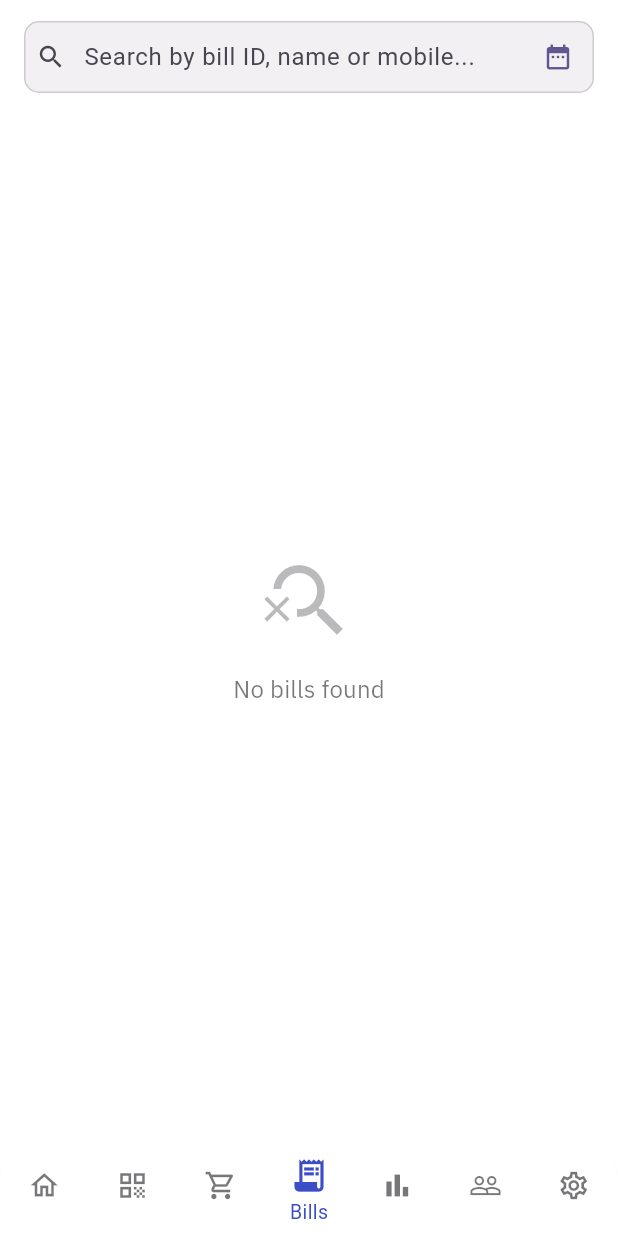
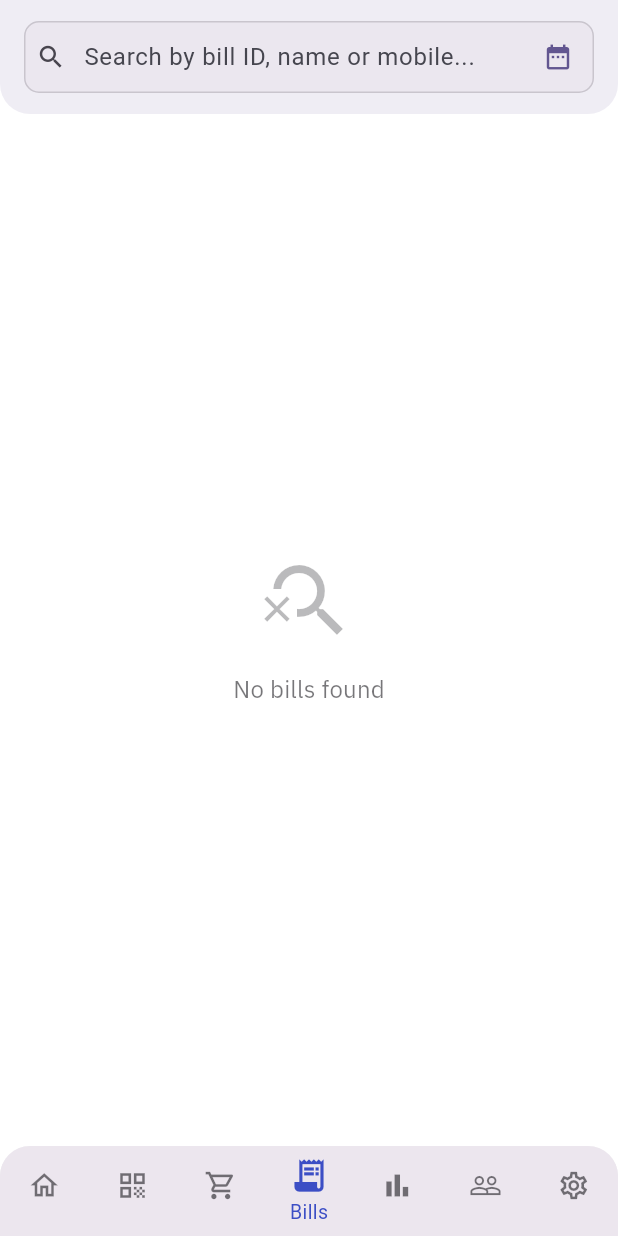
Before and after one commit to vijaykumardaha/mandyapp, a Flutter app: the HomeScreen screen opened by its route, item 4 of the bottom bar chosen, on a phone screen of 412 x 824 dp. Run offline on Flutter 3.47's test engine with Material 3 defaults, Android fonts, the phone set to English and light mode, and no system bars; our stand-ins replace bloc, connectivity_plus, dio, equatable, flutter_bloc, flutter_contacts and 9 more; missing offline and left inert: phoenix_socket, print_bluetooth_thermal; accounts and stored records are empty.

Commit message:
Appbar design improvement

```diff
--- a/lib/helpers/theme/app_theme.dart
+++ b/lib/helpers/theme/app_theme.dart
@@ -15,6 +15,13 @@ ThemeData get theme => AppTheme.theme;
 class AppTheme {
   AppTheme._();
 
+  static final ColorScheme _colorScheme = ColorScheme.fromSeed(
+    seedColor: const Color(0xff3C4EC5),
+  ).copyWith(
+    surface: const Color(0xffffffff),
+    error: const Color(0xfff0323c),
+  );
+
   static final ThemeData lightTheme = ThemeData(
     /// Brightness
     brightness: Brightness.light,
@@ -25,10 +32,10 @@ class AppTheme {
     canvasColor: const Color(0xffffffff),
 
     /// AppBar Theme
-    appBarTheme: const AppBarTheme(
-        backgroundColor: Color(0xffffffff),
-        iconTheme: IconThemeData(color: Color(0xff495057)),
-        actionsIconTheme: IconThemeData(color: Color(0xff495057))),
+    appBarTheme: AppBarTheme(
+        backgroundColor: _colorScheme.surfaceContainer,
+        iconTheme: const IconThemeData(color: Color(0xff495057)),
+        actionsIconTheme: const IconThemeData(color: Color(0xff495057))),
 
     /// Card Theme
     cardTheme: const CardThemeData(color: Color(0xffffffff)),
@@ -126,9 +133,7 @@ class AppTheme {
     splashColor: Colors.white.withAlpha(100),
     indicatorColor: const Color(0xffeeeeee),
     highlightColor: const Color(0xffeeeeee),
-    colorScheme: ColorScheme.fromSeed(seedColor: const Color(0xff3C4EC5))
-        .copyWith(surface: const Color(0xffffffff))
-        .copyWith(error: const Color(0xfff0323c)),
+    colorScheme: _colorScheme,
   );
 
   static CustomTheme customTheme = CustomTheme.lightCustomTheme;
--- a/lib/screens/home_screen.dart
+++ b/lib/screens/home_screen.dart
@@ -132,7 +132,7 @@ class _HomeScreenState extends State<HomeScreen> {
             child: BottomNavigationBar(
               currentIndex: initialIndex,
               type: BottomNavigationBarType.fixed,
-              backgroundColor: theme.cardColor,
+              backgroundColor: theme.colorScheme.surfaceContainerHigh,
               selectedItemColor: theme.primaryColor,
               unselectedItemColor:
                   theme.colorScheme.onSurface.withValues(alpha: 0.6),
--- a/lib/screens/stock_screen.dart
+++ b/lib/screens/stock_screen.dart
@@ -315,6 +315,7 @@ class _StockFormDialogState extends State<_StockFormDialog> {
   Widget build(BuildContext context) {
     return Scaffold(
       appBar: AppBar(
+        toolbarHeight: kToolbarHeight + 20,
         title: MyText.titleMedium(
           _isEditing ? 'Edit Stock' : 'Add Stock',
           fontWeight: 600,
--- a/lib/widgets/common/common_app_bar.dart
+++ b/lib/widgets/common/common_app_bar.dart
@@ -29,12 +29,17 @@ class CommonAppBar extends StatelessWidget implements PreferredSizeWidget {
   @override
   Widget build(BuildContext context) {
     final theme = Theme.of(context);
-    final bgColor = backgroundColor ?? theme.cardColor;
+    final bgColor = backgroundColor ?? theme.colorScheme.surfaceContainer;
     final fgColor = foregroundColor ?? theme.colorScheme.onSurface;
 
     final bool canPop = GoRouter.of(context).canPop();
 
-    return AppBar(
+    return ClipRRect(
+      borderRadius: const BorderRadius.only(
+        bottomLeft: Radius.circular(20),
+        bottomRight: Radius.circular(20),
+      ),
+      child: AppBar(
         backgroundColor: bgColor,
         elevation: elevation,
         centerTitle: centerTitle,
@@ -71,6 +76,7 @@ class CommonAppBar extends StatelessWidget implements PreferredSizeWidget {
                 : null),
         foregroundColor: fgColor,
         actions: actions,
+      ),
     );
   }
 }
--- a/lib/widgets/selling/add_to_sale_bottom_sheet.dart
+++ b/lib/widgets/selling/add_to_sale_bottom_sheet.dart
@@ -320,6 +320,7 @@
 
     return Scaffold(
       appBar: AppBar(
+        toolbarHeight: kToolbarHeight + 20,
         title: TextField(
           autofocus: true,
           decoration: const InputDecoration(
```
Also changed, not shown: lib/screens/customer_home_screen.dart (+9 -2 lines), lib/screens/home_tab_screen.dart (+16 -4 lines). Lines whose indentation alone changed are shown as unchanged.
